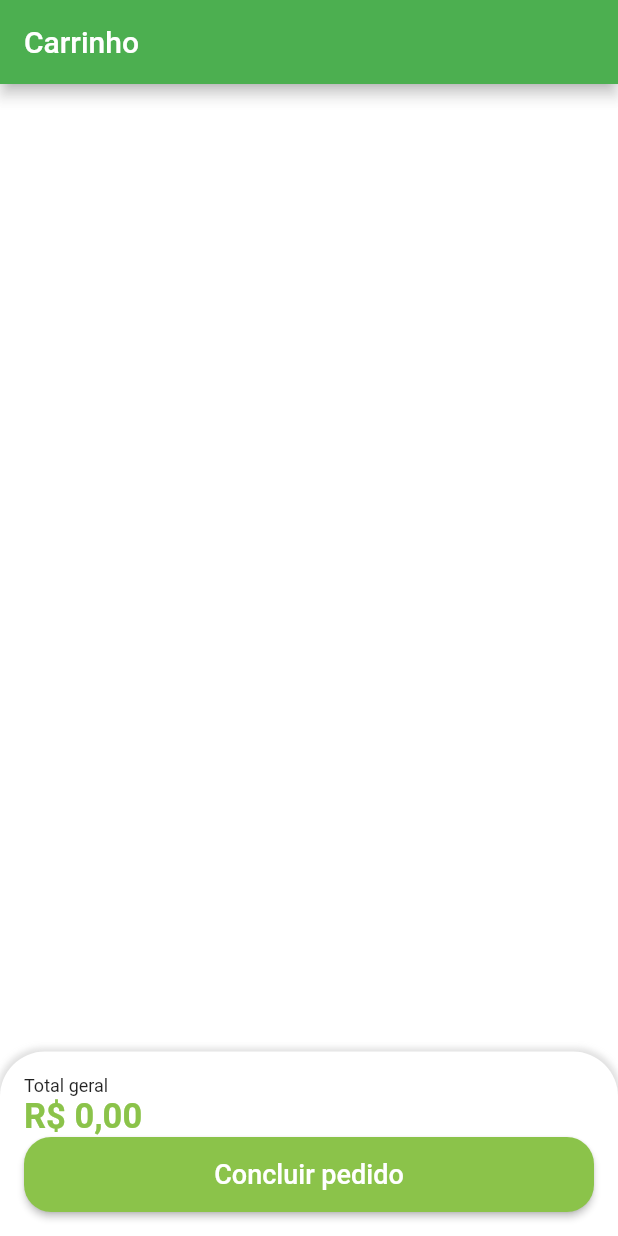
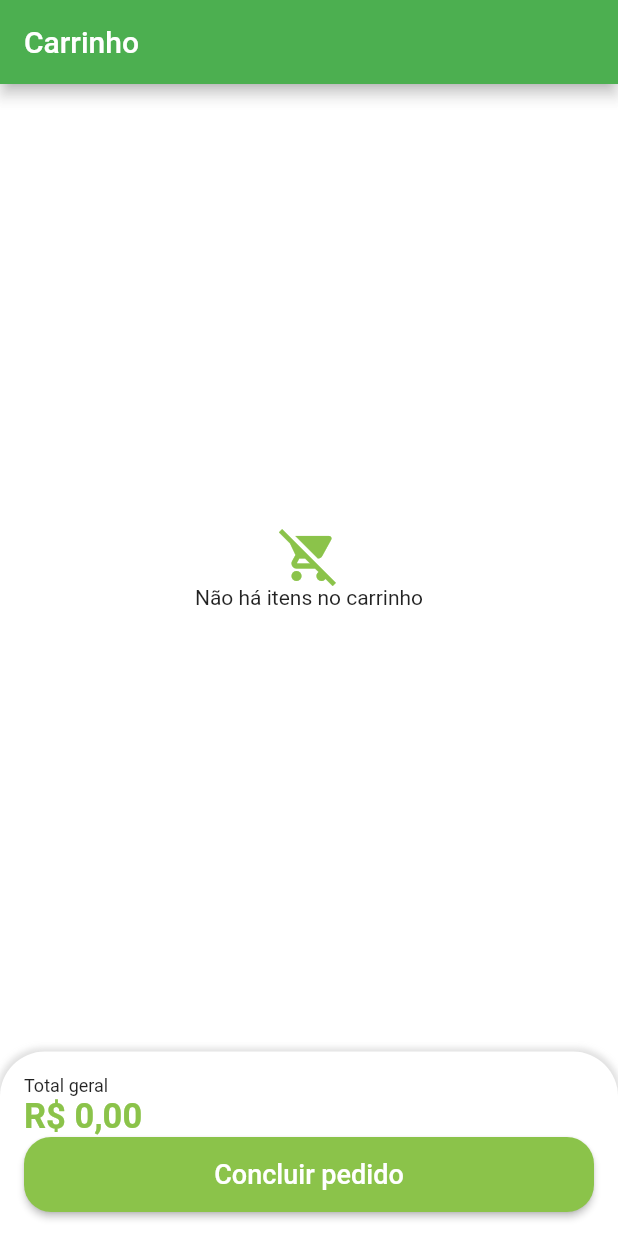
Before and after one commit to lucasanbe/quitanda-virtual, a Flutter app: the CartTab screen opened directly, on a phone screen of 412 x 824 dp. Run offline on Flutter 3.47's test engine with Material 2 defaults, Android fonts, the phone set to English and light mode, and no system bars; our stand-ins replace animated_text_kit, dio, flutter_secure_storage, fluttertoast, freezed_annotation, get and 2 more; missing offline and left inert: add_to_cart_animation, clipboard; accounts and stored records are empty.

Commit message:
tornando funcional o carrinho com quantidades e exclusões de itens, habilitando botão de conclusão do pedido

```diff
--- a/lib/src/config/app_data.dart
+++ b/lib/src/config/app_data.dart
@@ -99,46 +99,46 @@ UserModel user = UserModel(
 
 List<OrderModel> orders = [
   // Pedido 01
-  OrderModel(
-    copyAndPaste: 'q1w2e3r4t5y6',
-    createdDateTime: DateTime.parse(
-      '2022-06-08 11:00:10.458',
-    ),
-    overdueDateTime: DateTime.parse(
-      '2023-08-08 10:00:10.458',
-    ),
-    id: 'asd6a54da6s2d1',
-    status: 'pending_payment',
-    total: 11.0,
-    items: [
-      // CartItemModel(
-      //   item: apple,
-      //   quantity: 2,
-      // ),
-      // CartItemModel(
-      //   item: mango,
-      //   quantity: 2,
-      // ),
-    ],
-  ),
+  // OrderModel(
+  //   copyAndPaste: 'q1w2e3r4t5y6',
+  //   createdDateTime: DateTime.parse(
+  //     '2022-06-08 11:00:10.458',
+  //   ),
+  //   overdueDateTime: DateTime.parse(
+  //     '2023-08-08 10:00:10.458',
+  //   ),
+  //   id: 'asd6a54da6s2d1',
+  //   status: 'pending_payment',
+  //   total: 11.0,
+  //   items: [
+  //     // CartItemModel(
+  //     //   item: apple,
+  //     //   quantity: 2,
+  //     // ),
+  //     // CartItemModel(
+  //     //   item: mango,
+  //     //   quantity: 2,
+  //     // ),
+  //   ],
+  // ),
 
-  // Pedido 02
-  OrderModel(
-    copyAndPaste: 'q1w2e3r4t5y6',
-    createdDateTime: DateTime.parse(
-      '2022-06-08 11:00:10.458',
-    ),
-    overdueDateTime: DateTime.parse(
-      '2023-08-08 10:00:10.458',
-    ),
-    id: 'a65s4d6a2s1d6a5s',
-    status: 'delivered',
-    total: 11.5,
-    items: [
-      // CartItemModel(
-      //   item: guava,
-      //   quantity: 1,
-      // ),
-    ],
-  ),
+  // // Pedido 02
+  // OrderModel(
+  //   copyAndPaste: 'q1w2e3r4t5y6',
+  //   createdDateTime: DateTime.parse(
+  //     '2022-06-08 11:00:10.458',
+  //   ),
+  //   overdueDateTime: DateTime.parse(
+  //     '2023-08-08 10:00:10.458',
+  //   ),
+  //   id: 'a65s4d6a2s1d6a5s',
+  //   status: 'delivered',
+  //   total: 11.5,
+  //   items: [
+  //     // CartItemModel(
+  //     //   item: guava,
+  //     //   quantity: 1,
+  //     // ),
+  //   ],
+  // ),
 ];
--- a/lib/src/constants/endpoints.dart
+++ b/lib/src/constants/endpoints.dart
@@ -10,4 +10,5 @@ abstract class Endpoints {
   static const String getCartItems = '$baseUrl/get-cart-items';
   static const String addItemToCart = '$baseUrl/add-item-to-cart';
   static const String modifyItemQuantity = '$baseUrl/modify-item-quantity';
+  static const String checkout = '$baseUrl/checkout';
 }
--- a/lib/src/models/order_model.dart
+++ b/lib/src/models/order_model.dart
@@ -1,21 +1,41 @@
+// ignore_for_file: public_member_api_docs, sort_constructors_first
+import 'package:json_annotation/json_annotation.dart';
+
 import 'package:greengrocer/src/models/cart_item_model.dart';
 
+part 'order_model.g.dart';
+
+@JsonSerializable()
 class OrderModel {
   String id;
-  DateTime createdDateTime;
+  DateTime? createdDateTime;
+  @JsonKey(name: 'due')
   DateTime overdueDateTime;
+  @JsonKey(defaultValue: [])
   List<CartItemModel> items;
   String status;
+  String qrCodeImage;
+  @JsonKey(name: 'copiaecola')
   String copyAndPaste;
   double total;
 
   OrderModel({
     required this.id,
-    required this.createdDateTime,
+    this.createdDateTime,
     required this.overdueDateTime,
     required this.items,
     required this.status,
+    required this.qrCodeImage,
     required this.copyAndPaste,
     required this.total,
   });
+
+  factory OrderModel.fromJson(Map<String, dynamic> json) =>
+      _$OrderModelFromJson(json);
+  Map<String, dynamic> toJson() => _$OrderModelToJson(this);
+
+  @override
+  String toString() {
+    return 'OrderModel(id: $id, createdDateTime: $createdDateTime, overdueDateTime: $overdueDateTime, items: $items, status: $status, qrCodeImage: $qrCodeImage, copyAndPaste: $copyAndPaste, total: $total)';
+  }
 }
--- a/lib/src/pages/cart/views/cart_tab.dart
+++ b/lib/src/pages/cart/views/cart_tab.dart
@@ -3,9 +3,7 @@ import 'package:get/get.dart';
 import 'package:greengrocer/src/config/custom_colors.dart';
 import 'package:greengrocer/src/pages/cart/views/components/cart_tile.dart';
 import 'package:greengrocer/src/services/utils_services.dart';
-import 'package:greengrocer/src/config/app_data.dart' as app_data;
 
-import '../../common_widgets/payment_dialog.dart';
 import '../controller/cart_controller.dart';
 
 class CartTab extends StatefulWidget {
@@ -17,6 +15,7 @@ class CartTab extends StatefulWidget {
 
 class _CartTabState extends State<CartTab> {
   final UtilsServices utilsServices = UtilsServices();
+  final cartController = Get.find<CartController>();
 
   @override
   Widget build(BuildContext context) {
@@ -29,6 +28,19 @@ class _CartTabState extends State<CartTab> {
           Expanded(
             child: GetBuilder<CartController>(
               builder: (controller) {
+                if (controller.cartItems.isEmpty) {
+                  return Column(
+                    mainAxisAlignment: MainAxisAlignment.center,
+                    children: [
+                      Icon(
+                        Icons.remove_shopping_cart,
+                        size: 40,
+                        color: CustomColors.customSwatchColor,
+                      ),
+                      const Text('Não há itens no carrinho')
+                    ],
+                  );
+                }
                 return ListView.builder(
                   itemCount: controller.cartItems.length,
                   itemBuilder: (_, index) {
@@ -77,37 +89,37 @@ class _CartTabState extends State<CartTab> {
                 ),
                 SizedBox(
                   height: 50,
-                  child: ElevatedButton(
+                  child: GetBuilder<CartController>(
+                    builder: (controller) {
+                      return ElevatedButton(
                         style: ElevatedButton.styleFrom(
                           backgroundColor: CustomColors.customSwatchColor,
                           shape: RoundedRectangleBorder(
                             borderRadius: BorderRadius.circular(18),
                           ),
                         ),
-                    onPressed: () async {
+                        onPressed: controller.isCheckoutLoading
+                            ? null
+                            : () async {
                                 bool? result = await showOrderConfirmation();
                                 if (result ?? false) {
+                                  cartController.checkoutCart();
                                   // ignore: use_build_context_synchronously
-                        showDialog(
-                            context: context,
-                            builder: (_) {
-                              return PaymentDialog(
-                                order: app_data.orders.first,
-                              );
-                            });
                                 } else {
                                   utilsServices.showToast(
-                          message: 'Pedido não confirmado',
-                          isError: true,
-                        );
+                                      message: 'Pedido não confirmado');
                                 }
                               },
-                    child: const Text(
+                        child: controller.isCheckoutLoading
+                            ? const CircularProgressIndicator()
+                            : const Text(
                                 'Concluir pedido',
                                 style: TextStyle(
                                   fontSize: 18,
                                 ),
                               ),
+                      );
+                    },
                   ),
                 )
               ],
--- a/lib/src/pages/orders/components/order_tile.dart
+++ b/lib/src/pages/orders/components/order_tile.dart
@@ -30,7 +30,7 @@ class OrderTile extends StatelessWidget {
             children: [
               Text('Pedido: ${order.id}'),
               Text(
-                utilsServices.formatDateTime(order.createdDateTime),
+                utilsServices.formatDateTime(order.createdDateTime!),
                 style: const TextStyle(fontSize: 12, color: Colors.black),
               ),
             ],
--- a/lib/src/pages/product/product_screen.dart
+++ b/lib/src/pages/product/product_screen.dart
@@ -8,9 +8,11 @@ import 'package:greengrocer/src/pages/common_widgets/quantity_widget.dart';
 import 'package:greengrocer/src/services/utils_services.dart';
 
 class ProductScreen extends StatefulWidget {
-  const ProductScreen({super.key, required this.item});
+  ProductScreen({
+    super.key,
+  });
 
-  final ItemModel item;
+  final ItemModel item = Get.arguments;
 
   @override
   State<ProductScreen> createState() => _ProductScreenState();
--- a/lib/src/pages_routes/app_pages.dart
+++ b/lib/src/pages_routes/app_pages.dart
@@ -1,5 +1,6 @@
 import 'package:get/get.dart';
 import 'package:greengrocer/src/pages/base/base_screen.dart';
+import 'package:greengrocer/src/pages/product/product_screen.dart';
 import 'package:greengrocer/src/pages/splash/splash_screen.dart';
 import '../pages/auth/views/sign_in_screen.dart';
 import '../pages/auth/views/sign_up_screen.dart';
@@ -9,6 +10,10 @@ import '../pages/home/binding/home_binding.dart';
 
 abstract class AppPages {
   static final pages = <GetPage>[
+    GetPage(
+      name: PagesRoutes.productRoute,
+      page: () => ProductScreen(),
+    ),
     GetPage(
       name: PagesRoutes.splashRoute,
       page: () => const SplashScreen(),
@@ -34,6 +39,7 @@ abstract class AppPages {
 }
 
 abstract class PagesRoutes {
+  static const String productRoute = '/product';
   static const String splashRoute = '/splash';
   static const String signInRoute = '/signin';
   static const String signUpRoute = '/signup';
--- a/pubspec.yaml
+++ b/pubspec.yaml
@@ -38,7 +38,6 @@ dependencies:
   animated_text_kit: ^4.2.2
   mask_text_input_formatter: ^2.4.0
   intl: ^0.18.1
-  qr_flutter: ^4.1.0
   add_to_cart_animation: ^0.0.7
   fluttertoast: ^8.2.2
   shimmer: ^3.0.0
@@ -48,6 +47,7 @@ dependencies:
   freezed: ^2.4.2
   freezed_annotation: ^2.4.1
   flutter_secure_storage: ^8.0.0
+  clipboard: ^0.1.3
 
 dev_dependencies:
   flutter_test:
```
Also changed, not shown: lib/src/pages/cart/controller/cart_controller.dart (+57 -8 lines), lib/src/pages/cart/repository/cart_repository.dart (+25 -0 lines), lib/src/pages/cart/views/components/cart_tile.dart (+10 -1 lines), lib/src/pages/common_widgets/payment_dialog.dart (+10 -6 lines), lib/src/pages/home/view/components/item_tile.dart (+9 -7 lines), lib/src/pages/home/view/home_tab.dart (+14 -5 lines), lib/src/services/utils_services.dart (+8 -0 lines), lib/src/models/order_model.g.dart (added), pubspec.lock. Lines whose indentation alone changed are shown as unchanged.
